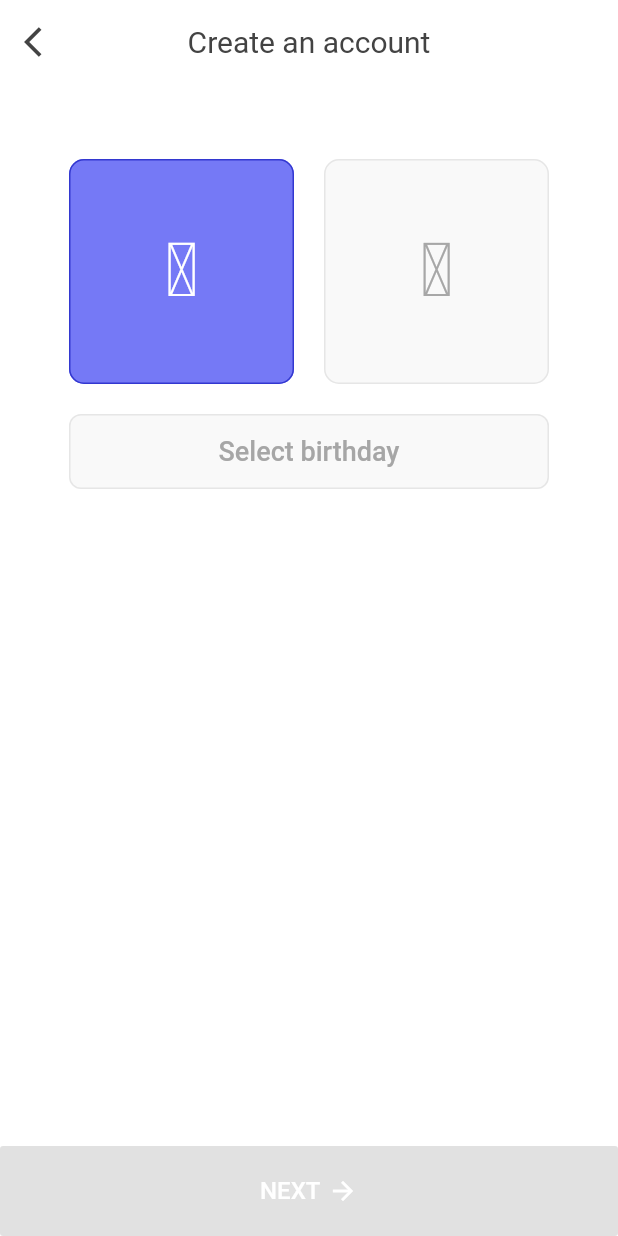
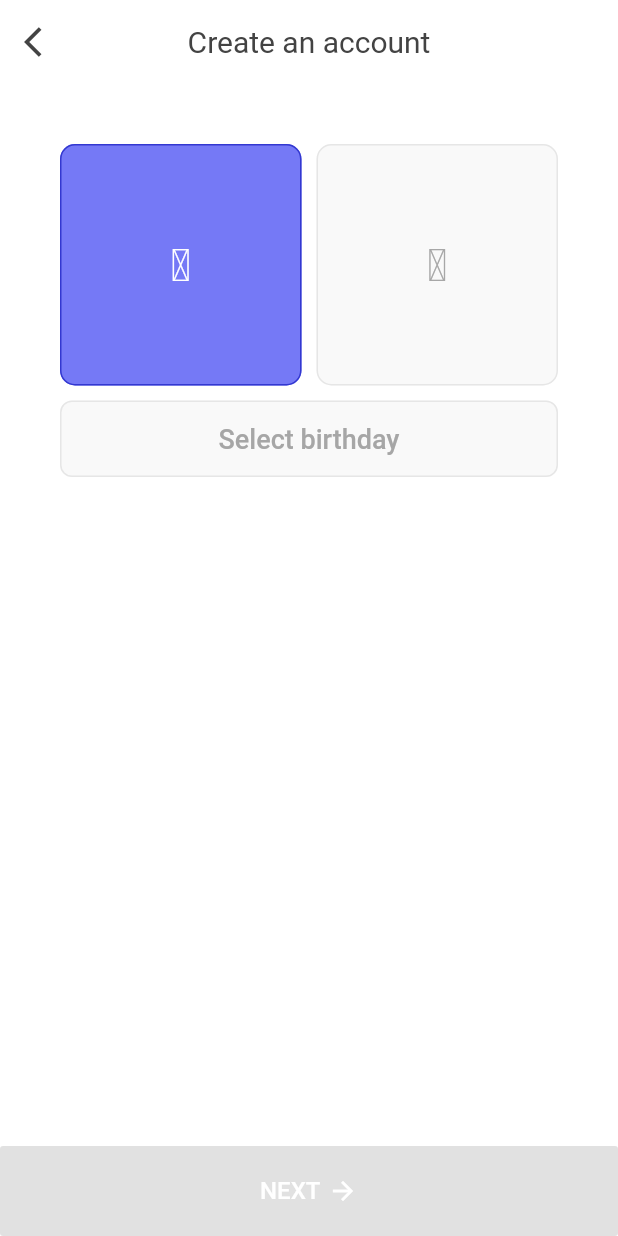
Before and after one commit to Covenger/grouping-app, a Flutter app: the GenderNBirthPage screen opened by its route, on a phone screen of 412 x 824 dp. Run offline on Flutter 3.47's test engine with Material 2 defaults, Android fonts, the phone set to English and light mode, and no system bars; our stand-ins replace bloc, equatable, flushbar, flutter_bloc, flutter_svg; Roboto replaces fonts that are missing (NotoSansCJKkr).

Commit message:
fixed the gender selection button to support more aspect ratios

```diff
--- a/lib/common/radio_button.dart
+++ b/lib/common/radio_button.dart
@@ -19,12 +19,7 @@ class RadioButton<T> extends StatelessWidget {
 
   @override
   Widget build(BuildContext context) {
-    return Padding(
-      padding: const EdgeInsets.all(10),
-      child: SizedBox(
-        height: 150,
-        width: 150,
-        child: FlatButton(
+    return FlatButton(
       child: child,
       color: isSelected ? SelectedButton : UnselectedButton,
       textColor: isSelected ? Colors.white : const Color(0xFFA7A7A7),
@@ -36,8 +31,6 @@ class RadioButton<T> extends StatelessWidget {
         borderRadius: BorderRadius.circular(10),
       ),
       onPressed: () => onChanged(value),
-        ),
-      ),
     );
   }
 }
--- a/lib/signup/gender_n_birth.dart
+++ b/lib/signup/gender_n_birth.dart
@@ -26,38 +26,54 @@ class _GenderNBirthPageState extends State<GenderNBirthPage> {
       builder: (BuildContext context, GenderBirthFormState state) {
         return FormFrame(
           content: Container(
-            margin: const EdgeInsets.only(top: 40),
+            margin: const EdgeInsets.only(top: 40, left: 40, right: 40),
             child: Column(
+              crossAxisAlignment: CrossAxisAlignment.stretch,
               children: <Widget>[
                 Row(
                   mainAxisAlignment: MainAxisAlignment.center,
                   crossAxisAlignment: CrossAxisAlignment.center,
                   children: <Widget>[
-                    RadioButton(
+                    Expanded(
+                      child: AspectRatio(
+                        aspectRatio: 1,
+                        child: RadioButton(
                           value: Gender.Male,
                           groupValue: state.gender,
                           onChanged: _onGenderChanged,
                           child: const Text(
                             '\u{2642}', // ♂
-                        style: TextStyle(fontSize: 50),
+                            style: TextStyle(
+                              fontFamily: 'NotoSansCJKkr',
+                              fontSize: 30,
                             ),
                           ),
-                    RadioButton(
+                        ),
+                      ),
+                    ),
+                    const SizedBox(width: 10),
+                    Expanded(
+                      child: AspectRatio(
+                        aspectRatio: 1,
+                        child: RadioButton(
                           value: Gender.Female,
                           groupValue: state.gender,
                           onChanged: _onGenderChanged,
                           child: const Text(
                             '\u{2640}', // ♀
-                        style: TextStyle(fontSize: 50),
+                            style: TextStyle(
+                              fontFamily: 'NotoSansCJKkr',
+                              fontSize: 30,
+                            ),
+                          ),
+                        ),
                       ),
                     ),
                   ],
                 ),
                 const SizedBox(height: 10),
-                SizedBox(
-                  height: 50,
-                  width: 320,
-                  child: FlatButton(
+                FlatButton(
+                  padding: const EdgeInsets.symmetric(vertical: 15),
                   onPressed: _selectBirthday,
                   child: Text(
                     state.isBirthValid
@@ -73,7 +89,6 @@ class _GenderNBirthPageState extends State<GenderNBirthPage> {
                     borderRadius: BorderRadius.circular(8),
                     side: BorderSide(
                       color: state.isBirthValid ? SelectedButtonBorder : UnselectedButtonBorder,
-                      ),
                     ),
                   ),
                 )
```
Lines whose indentation alone changed are shown as unchanged.
